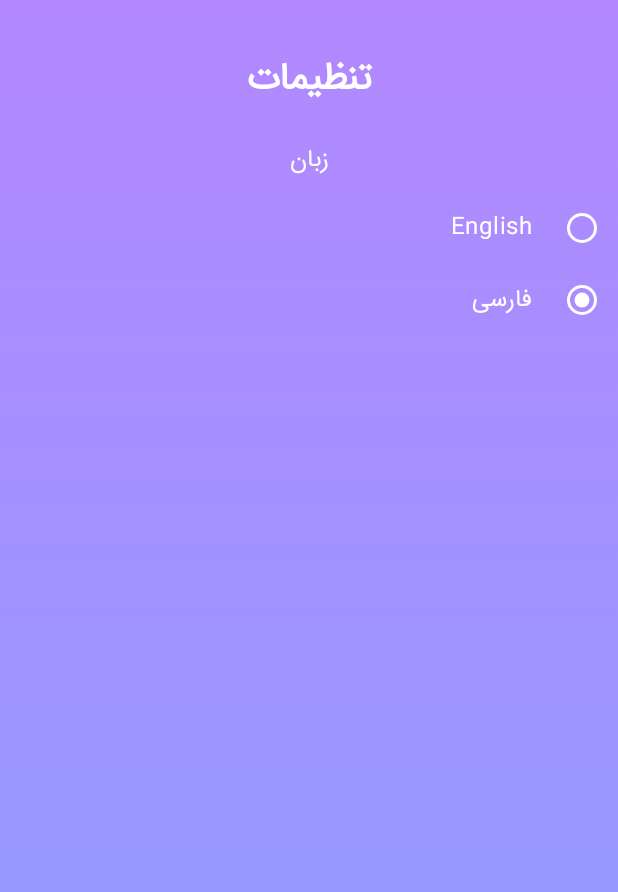
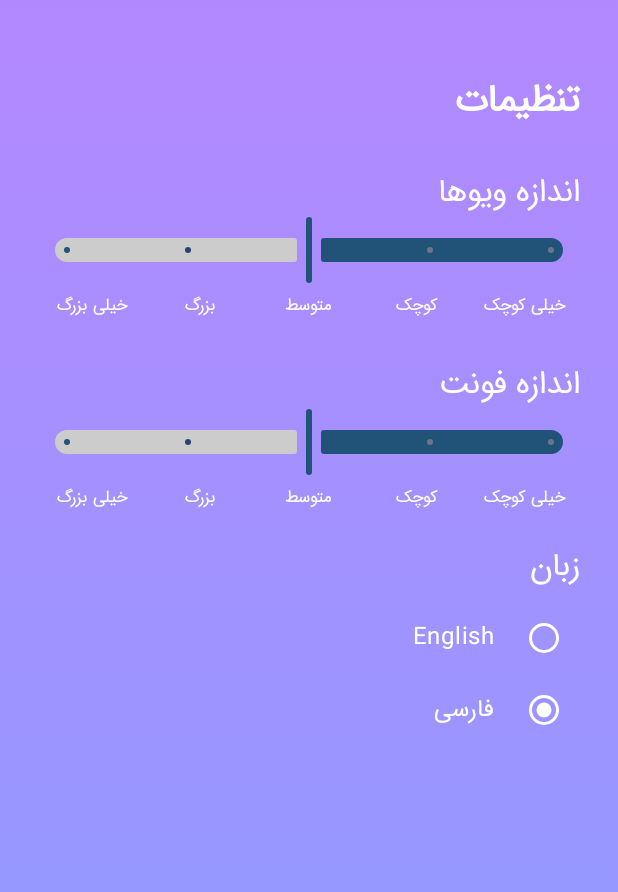
Before and after one commit to sadeghb97/water, an Android app built with Jetpack Compose: the SettingsScreen screen opened through its navigation route, after a tap on "فارسی", on a phone screen of 412 x 824 dp. Shown: the top 892 px of the screen. Run offline under Robolectric (Android 15) with nearby library versions, the light colour scheme and no system bars.

Commit message:
add display size and font size configs

```diff
--- a/app/src/main/java/ir/sbpro/waterengineering/AppDataStore.kt
+++ b/app/src/main/java/ir/sbpro/waterengineering/AppDataStore.kt
@@ -6,6 +6,7 @@ import androidx.datastore.core.DataStore
 import androidx.datastore.preferences.core.MutablePreferences
 import androidx.datastore.preferences.core.Preferences
 import androidx.datastore.preferences.core.edit
+import androidx.datastore.preferences.core.floatPreferencesKey
 import androidx.datastore.preferences.core.stringPreferencesKey
 import androidx.datastore.preferences.preferencesDataStore
 import ir.sbpro.waterengineering.formulas.FormulaResult
@@ -14,6 +15,7 @@ import ir.sbpro.waterengineering.formulas.WaterEngFormula
 import ir.sbpro.waterengineering.lang.AppLanguage
 import ir.sbpro.waterengineering.lang.EnLang
 import ir.sbpro.waterengineering.lang.FaLang
+import ir.sbpro.waterengineering.models.AppSettings
 import ir.sbpro.waterengineering.utils.getCurrentSystemLanguage
 import kotlinx.coroutines.flow.Flow
 import kotlinx.coroutines.flow.first
@@ -22,17 +24,32 @@ import kotlinx.coroutines.flow.map
 class AppDataStore (val context: Context) {
     companion object {
         val LANGUAGE_KEY = stringPreferencesKey("language")
+        val DISPLAY_SIZE = floatPreferencesKey("display_size")
+        val FONT_SIZE = floatPreferencesKey("font_size")
+        val SHARED_SETTINGS_TOKEN = "shared_settings"
+        val SHARED_SETTING_LANGUAGE = "shared_setting_language"
+        val SHARED_SETTING_DISPLAY_SIZE = "shared_setting_display_size"
+        val SHARED_SETTING_FONT_SIZE= "shared_setting_font_size"
     }
 
     private val PARAM_PREFIX_KEY = "param_"
-    private val SHARED_SETTINGS_TOKEN = "shared_settings"
     private val Context.dataStore: DataStore<Preferences> by preferencesDataStore("prefs")
     val sharedPrefs = context.getSharedPreferences(SHARED_SETTINGS_TOKEN, Context.MODE_PRIVATE)
 
     val languageFlow: Flow<AppLanguage> = context.dataStore.data.map { preferences ->
-        val langCode = preferences[LANGUAGE_KEY] ?: AppSingleton.getInstance().startLanguageCode
+        val langCode = preferences[LANGUAGE_KEY] ?: getSharedLanguage()
         if (langCode == "en") EnLang()
         else FaLang()
+    }
+
+    val appSettingsFlow: Flow<AppSettings> = context.dataStore.data.map { preferences ->
+        val dm: Float = preferences[DISPLAY_SIZE] ?: getSharedSizeConfig(SHARED_SETTING_DISPLAY_SIZE)
+        val fm: Float = preferences[FONT_SIZE] ?: getSharedSizeConfig(SHARED_SETTING_FONT_SIZE)
+
+        AppSettings(
+            displaySizeMultiplier = dm,
+            fontSizeMultiplier = fm
+        )
     }
 
     suspend fun safeTransaction(transform: suspend (MutablePreferences) -> Unit){
@@ -44,12 +61,20 @@ class AppDataStore (val context: Context) {
     }
 
     fun saveSharedLanguage(language: String) {
-        sharedPrefs.edit() { putString("language", language) }
+        sharedPrefs.edit() { putString(SHARED_SETTING_LANGUAGE, language) }
     }
 
-    fun getSavedSharedLanguage(): String {
+    fun saveSharedSizeConfig(config: String, value: Float) {
+        sharedPrefs.edit() { putFloat(config, value) }
+    }
+
+    fun getSharedLanguage(): String {
         val systemLanguage = getCurrentSystemLanguage()
-        return sharedPrefs.getString("language", systemLanguage) ?: systemLanguage
+        return sharedPrefs.getString(SHARED_SETTING_LANGUAGE, systemLanguage) ?: systemLanguage
+    }
+
+    fun getSharedSizeConfig(config: String) : Float {
+        return sharedPrefs.getFloat(config, 1f)
     }
 
     fun saveFormulaResult(formula: WaterEngFormula, parametersState: ParametersState, formulaResults: List<FormulaResult>){
--- a/app/src/main/java/ir/sbpro/waterengineering/AppSingleton.kt
+++ b/app/src/main/java/ir/sbpro/waterengineering/AppSingleton.kt
@@ -21,7 +21,7 @@ class AppSingleton {
     }
 
     fun loadDetails(context: Context){
-        startLanguageCode = appDataStore.getSavedSharedLanguage().lowercase()
+        startLanguageCode = appDataStore.getSharedLanguage().lowercase()
         if(startLanguageCode != "fa" && startLanguageCode != "en"){
             startLanguageCode = "fa"
         }
--- a/app/src/main/java/ir/sbpro/waterengineering/MainActivity.kt
+++ b/app/src/main/java/ir/sbpro/waterengineering/MainActivity.kt
@@ -14,7 +14,6 @@ import androidx.compose.runtime.getValue
 import androidx.compose.ui.Modifier
 import androidx.compose.ui.platform.LocalLayoutDirection
 import ir.sbpro.waterengineering.ui.navigations.Navigation
-import ir.sbpro.waterengineering.ui.screens.MainScreen
 import ir.sbpro.waterengineering.ui.theme.WaterEngineeringTheme
 import ir.sbpro.waterengineering.utils.SizeInterface
 import ir.sbpro.waterengineering.utils.TransparentNavigationBar
@@ -32,7 +31,7 @@ class MainActivity : ComponentActivity() {
 
         setContent {
             TransparentNavigationBar()
-            SizeInterface.ExtendScreenSize()
+            SizeInterface.Init()
             val lang by appDataStore.languageFlow.collectAsState(appSingleton.startLanguage)
 
             CompositionLocalProvider(LocalLayoutDirection provides lang.getLayoutDirection()) {
--- a/app/src/main/java/ir/sbpro/waterengineering/lang/AppLanguage.kt
+++ b/app/src/main/java/ir/sbpro/waterengineering/lang/AppLanguage.kt
@@ -87,5 +87,9 @@ interface AppLanguage {
     fun githubRepoTitle(): String
     fun githubRepoUrl(): String = "https://github.com/sadeghb97/watereng_formulas"
 
+    fun displaySize(): String
+    fun fontSize(): String
+    fun sizeOption(level: Int): String
+
     fun getParameterTitle(paramKey: String) : String
 }
--- a/app/src/main/java/ir/sbpro/waterengineering/lang/EnLang.kt
+++ b/app/src/main/java/ir/sbpro/waterengineering/lang/EnLang.kt
@@ -89,6 +89,18 @@ class EnLang : AppLanguage {
     override fun sudokuSolverDescription() : String = "Using this app, you can solve all Sudoku puzzles with one click. Completely offline and without ads."
 
     override fun githubRepoTitle(): String = "Github Link"
+    override fun displaySize(): String = "Display Size"
+    override fun fontSize(): String = "Font Size"
+
+    override fun sizeOption(level: Int): String {
+        return when(level){
+            0 -> "XXS"
+            1 -> "XS"
+            2 -> "S"
+            3 -> "L"
+            else -> "XL"
+        }
+    }
 
     override fun getParameterTitle(paramKey: String) : String {
         return when(paramKey){
--- a/app/src/main/java/ir/sbpro/waterengineering/lang/FaLang.kt
+++ b/app/src/main/java/ir/sbpro/waterengineering/lang/FaLang.kt
@@ -90,6 +90,18 @@ class FaLang : AppLanguage {
     override fun sudokuSolverDescription() : String = "با استفاده از این برنامه میتونی همه سودوکوهارو با یک کلیک حل کنی. کاملا آفلاین و بدون تبلیغات."
 
     override fun githubRepoTitle(): String = "لینک گیتهاب"
+    override fun displaySize(): String = "اندازه ویوها"
+    override fun fontSize(): String = "اندازه فونت"
+
+    override fun sizeOption(level: Int): String {
+        return when(level){
+            0 -> "خیلی کوچک"
+            1 -> "کوچک"
+            2 -> "متوسط"
+            3 -> "بزرگ"
+            else -> "خیلی بزرگ"
+        }
+    }
 
     override fun getParameterTitle(paramKey: String) : String {
         return when(paramKey){
--- /dev/null
+++ b/app/src/main/java/ir/sbpro/waterengineering/models/AppSettings.kt
@@ -0,0 +1,8 @@
+package ir.sbpro.waterengineering.models
+
+import ir.sbpro.waterengineering.utils.SizeInterface
+
+data class AppSettings(
+    val displaySizeMultiplier: Float = SizeInterface.displaySizeMultiplier.value,
+    val fontSizeMultiplier: Float = SizeInterface.fontSizeMultiplier.value
+)
--- a/app/src/main/java/ir/sbpro/waterengineering/ui/components/ScreenWrapper.kt
+++ b/app/src/main/java/ir/sbpro/waterengineering/ui/components/ScreenWrapper.kt
@@ -21,18 +21,14 @@ import ir.sbpro.waterengineering.utils.dxp
 fun ScreenWrapper(
     lang: AppLanguage,
     navController: NavController,
-    drawerState: DrawerState,
+    drawerState: DrawerState?,
     modifier: Modifier = Modifier,
     onClick: () -> Unit = {},
     content: @Composable BoxScope.() -> Unit
 ){
     val interactionSource = remember { MutableInteractionSource() }
 
-    AppDrawer(
-        lang = lang,
-        navController = navController,
-        drawerState = drawerState
-    ) {
+    val box: @Composable () -> Unit = {
         Box(
             modifier = modifier
                 .fillMaxSize()
@@ -49,4 +45,15 @@ fun ScreenWrapper(
             content()
         }
     }
+
+    if(drawerState != null) {
+        AppDrawer(
+            lang = lang,
+            navController = navController,
+            drawerState = drawerState
+        ) {
+            box()
+        }
+    }
+    else box()
 }
--- /dev/null
+++ b/app/src/main/java/ir/sbpro/waterengineering/ui/components/SizeSlider.kt
@@ -0,0 +1,109 @@
+package ir.sbpro.waterengineering.ui.components
+
+import androidx.compose.foundation.layout.Arrangement
+import androidx.compose.foundation.layout.Column
+import androidx.compose.foundation.layout.Row
+import androidx.compose.foundation.layout.fillMaxWidth
+import androidx.compose.foundation.layout.padding
+import androidx.compose.material3.MaterialTheme
+import androidx.compose.material3.Slider
+import androidx.compose.material3.SliderDefaults
+import androidx.compose.material3.Text
+import androidx.compose.runtime.Composable
+import androidx.compose.runtime.mutableStateOf
+import androidx.compose.runtime.remember
+import androidx.compose.ui.Modifier
+import androidx.compose.ui.graphics.Color
+import androidx.compose.ui.text.style.TextAlign
+import ir.sbpro.waterengineering.lang.AppLanguage
+import ir.sbpro.waterengineering.utils.dxp
+import ir.sbpro.waterengineering.utils.sxp
+import kotlin.math.roundToInt
+
+@Composable
+fun SizeSlider(
+    lang: AppLanguage,
+    label: String,
+    initialValue: Int,
+    modifier: Modifier = Modifier,
+    onValueChange: (Int) -> Unit
+) {
+    var sliderPosition = remember { mutableStateOf(initialValue.toFloat()) }
+
+    val options = listOf(
+        lang.sizeOption(0),
+        lang.sizeOption(1),
+        lang.sizeOption(2),
+        lang.sizeOption(3),
+        lang.sizeOption(4)
+    )
+
+    Column(
+        modifier = modifier,
+    ) {
+        Text(
+            text = label,
+            style = MaterialTheme.typography.titleMedium,
+            color = Color.White,
+            fontSize = 20.sxp,
+            modifier = Modifier
+        )
+
+        Slider(
+            value = sliderPosition.value,
+            onValueChange = {
+                sliderPosition.value = it
+                onValueChange(it.roundToInt())
+            },
+            valueRange = 0f..(options.size - 1).toFloat(),
+            steps = options.size - 2,
+            colors = SliderDefaults.colors(
+                thumbColor = Color(0xFF215379),
+                activeTrackColor = Color(0xFF215379),
+                inactiveTrackColor = Color.LightGray
+            ),
+            modifier = Modifier.padding(horizontal = 8.dxp).fillMaxWidth()
+        )
+
+        Row(
+            modifier = Modifier
+                .fillMaxWidth()
+                .padding(top = 4.dxp),
+            horizontalArrangement = Arrangement.SpaceBetween
+        ) {
+            options.forEach { label ->
+                Text(
+                    text = label,
+                    style = MaterialTheme.typography.labelSmall,
+                    textAlign = TextAlign.Center,
+                    color = Color.White,
+                    modifier = Modifier.weight(1f)
+                )
+            }
+        }
+    }
+}
+
+class SizeConfigConvert(){
+    companion object {
+        fun optionToValue(option: Int) : Float {
+            return when(option){
+                0 -> 0.75f
+                1 -> 0.875f
+                2 -> 1f
+                3 -> 1.125f
+                else -> 1.25f
+            }
+        }
+
+        fun valueToOption(value: Float) : Int {
+            return when(value){
+                0.75f -> 0
+                0.875f -> 1
+                1f -> 2
+                1.125f -> 3
+                else -> 4
+            }
+        }
+    }
+}
--- a/app/src/main/java/ir/sbpro/waterengineering/ui/screens/MainScreen.kt
+++ b/app/src/main/java/ir/sbpro/waterengineering/ui/screens/MainScreen.kt
@@ -113,7 +113,8 @@
         Column(
             horizontalAlignment = Alignment.CenterHorizontally,
             verticalArrangement = Arrangement.Top,
-            modifier = Modifier.padding(bottom = bottomBoxHeight, top = 35.dxp)
+            modifier = Modifier
+                .padding(bottom = bottomBoxHeight, top = 35.dxp)
                 .fillMaxSize()
         ) {
             Row(
--- a/app/src/main/java/ir/sbpro/waterengineering/ui/screens/SettingsScreen.kt
+++ b/app/src/main/java/ir/sbpro/waterengineering/ui/screens/SettingsScreen.kt
@@ -10,6 +10,8 @@ import androidx.compose.foundation.layout.fillMaxWidth
 import androidx.compose.foundation.layout.height
 import androidx.compose.foundation.layout.padding
 import androidx.compose.foundation.layout.width
+import androidx.compose.foundation.rememberScrollState
+import androidx.compose.foundation.verticalScroll
 import androidx.compose.material3.DrawerValue
 import androidx.compose.material3.RadioButton
 import androidx.compose.material3.RadioButtonDefaults
@@ -31,7 +33,10 @@ import androidx.navigation.NavController
 import ir.sbpro.waterengineering.AppDataStore
 import ir.sbpro.waterengineering.AppSingleton
 import ir.sbpro.waterengineering.lang.AppLanguage
+import ir.sbpro.waterengineering.models.AppSettings
 import ir.sbpro.waterengineering.ui.components.ScreenWrapper
+import ir.sbpro.waterengineering.ui.components.SizeConfigConvert
+import ir.sbpro.waterengineering.ui.components.SizeSlider
 import ir.sbpro.waterengineering.utils.dxp
 import ir.sbpro.waterengineering.utils.sxp
 import kotlinx.coroutines.launch
@@ -46,7 +51,7 @@ fun SettingsScreen(
     val coroutineScope = rememberCoroutineScope()
     val drawerState = rememberDrawerState(initialValue = DrawerValue.Closed)
     val lang by appDataStore.languageFlow.collectAsState(appSingleton.startLanguage)
-    //val clockSettings = appDataStore.clockSettingsFlow.collectAsState(ClockSettings())
+    val appSettings = appDataStore.appSettingsFlow.collectAsState(AppSettings())
 
     val toggleSetting: (Preferences.Key<Boolean>, Boolean) -> Unit = {prefKey, currentValue ->
         coroutineScope.launch {
@@ -59,13 +64,15 @@ fun SettingsScreen(
     ScreenWrapper(
         lang = lang,
         navController = navController,
-        drawerState = drawerState
+        drawerState = null
     ) {
         Column(
-            horizontalAlignment = Alignment.CenterHorizontally,
+            horizontalAlignment = Alignment.Start,
             verticalArrangement = Arrangement.Top,
-            modifier = Modifier.padding(top = 35.dxp)
+            modifier = Modifier
+                .padding(top = 50.dxp, bottom = 70.dxp, start = 24.dxp, end = 24.dxp)
                 .fillMaxSize()
+                .verticalScroll(rememberScrollState())
         ) {
             Text(
                 lang.settings(),
@@ -73,7 +80,36 @@ fun SettingsScreen(
                 fontWeight = FontWeight.Bold,
                 color = Color.White
             )
+            Spacer(modifier = Modifier.height(30.dxp))
 
+            SizeSlider(
+                lang = lang,
+                label = lang.displaySize(),
+                initialValue = SizeConfigConvert.valueToOption(appSettings.value.displaySizeMultiplier)
+            ) {
+                coroutineScope.launch {
+                    val value: Float = SizeConfigConvert.optionToValue(it)
+                    appDataStore.safeTransaction { prefs ->
+                        prefs[AppDataStore.DISPLAY_SIZE] = value
+                    }
+                    appDataStore.saveSharedSizeConfig(AppDataStore.SHARED_SETTING_DISPLAY_SIZE, value)
+                }
+            }
+            Spacer(modifier = Modifier.height(30.dxp))
+
+            SizeSlider(
+                lang = lang,
+                label = lang.fontSize(),
+                initialValue = SizeConfigConvert.valueToOption(appSettings.value.fontSizeMultiplier)
+            ) {
+                coroutineScope.launch {
+                    val value: Float = SizeConfigConvert.optionToValue(it)
+                    appDataStore.safeTransaction { prefs ->
+                        prefs[AppDataStore.FONT_SIZE] = value
+                    }
+                    appDataStore.saveSharedSizeConfig(AppDataStore.SHARED_SETTING_FONT_SIZE, value)
+                }
+            }
             Spacer(modifier = Modifier.height(24.dxp))
 
             /*SettingToggle(lang.settingKeepScreenOn(), clockSettings.value.keepScreenOn) {
@@ -102,7 +138,7 @@ fun SettingsScreen(
 
             //Spacer(modifier = Modifier.height(32.dxp))
 
-            Text(lang.language(), fontWeight = FontWeight.Medium, color = Color.White)
+            Text(lang.language(), fontSize = 20.sxp, fontWeight = FontWeight.Medium, color = Color.White)
             Spacer(modifier = Modifier.height(8.dxp))
 
             val langCallback: (String) -> Unit = { code ->
@@ -128,7 +164,13 @@ fun SettingToggle(title: String, value: Boolean, onValueChange: (Boolean) -> Uni
             .padding(vertical = 8.dxp),
         verticalAlignment = Alignment.CenterVertically
     ) {
-        Text(title, color = Color.White, modifier = Modifier.padding(end = 16.dxp).weight(1f))
+        Text(
+            title,
+            color = Color.White,
+            fontSize = 20.sxp,
+            modifier = Modifier.padding(end = 16.dxp).weight(1f)
+        )
+
         Switch(checked = value, onCheckedChange = onValueChange,
             colors = SwitchDefaults.colors(
                 checkedThumbColor = Color.White,
--- a/app/src/main/java/ir/sbpro/waterengineering/utils/SizeExtension.kt
+++ /dev/null
@@ -1,44 +0,0 @@
-package ir.sbpro.waterengineering.utils
-
-import androidx.compose.runtime.Composable
-import androidx.compose.ui.platform.LocalConfiguration
-import androidx.compose.ui.platform.LocalDensity
-import androidx.compose.ui.unit.dp
-import androidx.compose.ui.unit.sp
-import kotlin.math.ceil
-
-object SizeInterface {
-    var sh: Int = 0
-    var sw: Int = 0
-    var shr: Double = 1.0
-    var swr: Double = 1.0
-    var minsm: Double = 1.0
-    var userFontScale = 1f
-
-    @Composable
-    fun ExtendScreenSize(){
-        userFontScale = LocalDensity.current.fontScale
-
-        val configuration = LocalConfiguration.current
-        sh = configuration.screenHeightDp
-        sw = configuration.screenWidthDp
-
-        println("XQQQSize2: ($sh - $sw - $userFontScale)")
-
-        shr = sh.toDouble() / 795
-        swr = sw.toDouble() / 393
-        minsm = if(shr < swr) shr else swr
-    }
-}
-
-val Int.dxp
-    get() = ceil(this.toDouble() * SizeInterface.minsm).toInt().dp
-
-val Int.dwp
-    get() = ceil(this.toDouble() * SizeInterface.swr).toInt().dp
-
-val Int.sxp
-    get() = ceil(this.toDouble() * SizeInterface.minsm / SizeInterface.userFontScale).toInt().sp
-
-val Int.swp
-    get() = ceil(this.toDouble() * SizeInterface.swr / SizeInterface.userFontScale).toInt().sp
--- /dev/null
+++ b/app/src/main/java/ir/sbpro/waterengineering/utils/SizeInterface.kt
@@ -0,0 +1,64 @@
+package ir.sbpro.waterengineering.utils
+
+import androidx.compose.runtime.Composable
+import androidx.compose.runtime.LaunchedEffect
+import androidx.compose.runtime.MutableState
+import androidx.compose.runtime.mutableStateOf
+import androidx.compose.ui.platform.LocalConfiguration
+import androidx.compose.ui.platform.LocalDensity
+import androidx.compose.ui.unit.dp
+import androidx.compose.ui.unit.sp
+import ir.sbpro.waterengineering.AppDataStore
+import ir.sbpro.waterengineering.AppSingleton
+import kotlinx.coroutines.launch
+import kotlin.math.ceil
+
+object SizeInterface {
+    val appSingleton: AppSingleton = AppSingleton.getInstance()
+    var sh: Int = 0
+    var sw: Int = 0
+    var shr: Double = 1.0
+    var swr: Double = 1.0
+    var minsm: Double = 1.0
+    var userFontScale = 1f
+
+    val displaySizeMultiplier: MutableState<Float> = mutableStateOf(
+        appSingleton.appDataStore.getSharedSizeConfig(AppDataStore.SHARED_SETTING_DISPLAY_SIZE)
+    )
+    val fontSizeMultiplier: MutableState<Float> = mutableStateOf(
+        appSingleton.appDataStore.getSharedSizeConfig(AppDataStore.SHARED_SETTING_FONT_SIZE)
+    )
+
+    @Composable
+    fun Init(){
+        userFontScale = LocalDensity.current.fontScale
+
+        val configuration = LocalConfiguration.current
+        sh = configuration.screenHeightDp
+        sw = configuration.screenWidthDp
+        println("XQQQSize: ($sh - $sw - $userFontScale)")
+
+        shr = sh.toDouble() / 795
+        swr = sw.toDouble() / 393
+        minsm = if(shr < swr) shr else swr
+
+        displaySizeMultiplier.value = appSingleton.appDataStore.getSharedSizeConfig(AppDataStore.SHARED_SETTING_DISPLAY_SIZE)
+        fontSizeMultiplier.value = appSingleton.appDataStore.getSharedSizeConfig(AppDataStore.SHARED_SETTING_FONT_SIZE)
+        LaunchedEffect(Unit) {
+            launch {
+                appSingleton.appDataStore.appSettingsFlow.collect {
+                    displaySizeMultiplier.value = it.displaySizeMultiplier
+                    fontSizeMultiplier.value = it.fontSizeMultiplier
+                }
+            }
+        }
+    }
+}
+
+val Int.dxp
+    get() = ceil(this.toDouble() * SizeInterface.minsm * SizeInterface.displaySizeMultiplier.value).toInt().dp
+
+val Int.sxp
+    get() = ceil(
+        this.toDouble() * SizeInterface.minsm * SizeInterface.fontSizeMultiplier.value / SizeInterface.userFontScale
+    ).toInt().sp
```
